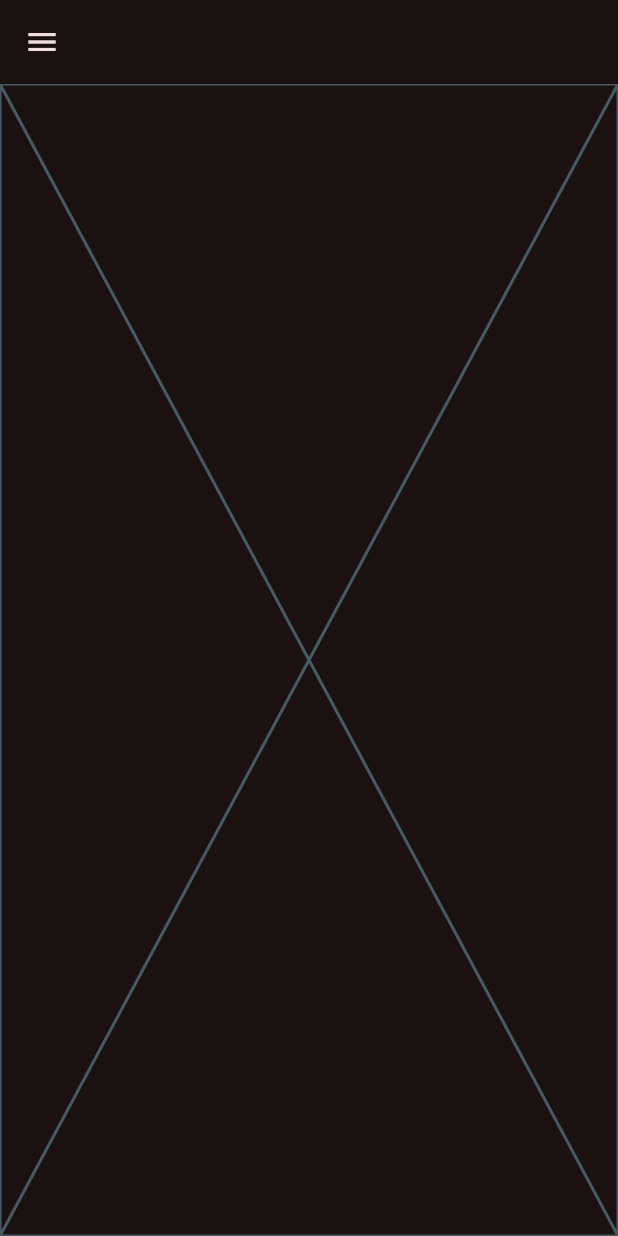
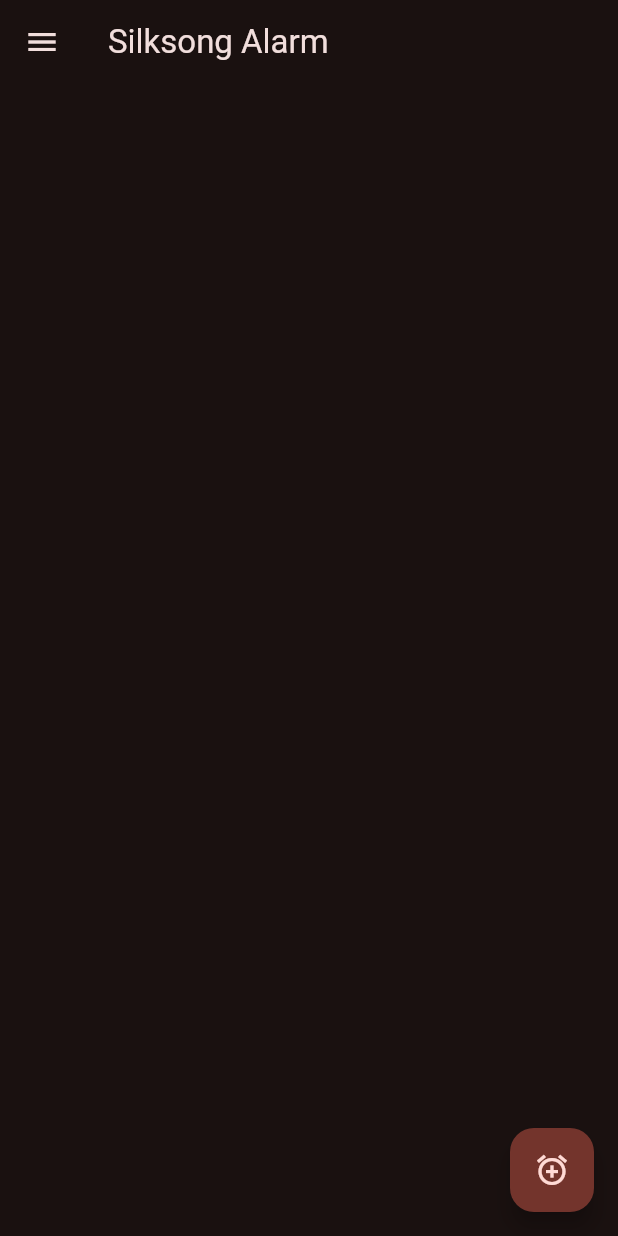
Before and after one commit to Crash285github/silksong_alarm, a Flutter app: the screen it shows after launch, on a phone screen of 412 x 824 dp. Run offline on Flutter 3.47's test engine with Material 3 defaults, Android fonts, the phone set to English and light mode, and no system bars; our stand-ins replace permission_handler; missing offline and left inert: alarm, auto_start_flutter, youtube_explode_dart; statements that could not run were skipped.

Commit message:
alarm setter sheet progress

```diff
--- a/lib/alarm_list.dart
+++ b/lib/alarm_list.dart
@@ -1,10 +1,20 @@
+import 'package:alarm/model/alarm_settings.dart';
 import 'package:flutter/material.dart';
 
 class AlarmList extends StatelessWidget {
-  const AlarmList({super.key});
+  final List<AlarmSettings> alarms;
+
+  const AlarmList({super.key, required this.alarms});
 
   @override
   Widget build(BuildContext context) {
-    return const Placeholder();
+    return ListView.builder(
+      itemCount: alarms.length,
+      itemBuilder: (context, index) => InkWell(
+        child: Card(
+          child: Text(alarms[index].notificationTitle),
+        ),
+      ),
+    );
   }
 }
--- a/lib/home_page.dart
+++ b/lib/home_page.dart
@@ -6,6 +6,7 @@ import 'package:flutter/material.dart';
 import 'package:silksong_alarm/alarm_list.dart';
 import 'package:silksong_alarm/permissions.dart';
 import 'package:silksong_alarm/ring_screen.dart';
+import 'package:silksong_alarm/set_alarm.dart';
 
 import 'settings.dart';
 
@@ -52,9 +53,12 @@ class _HomePageState extends State<HomePage> {
   @override
   Widget build(BuildContext context) {
     return Scaffold(
-      appBar: AppBar(),
-      body: const AlarmList(),
+      appBar: AppBar(
+        title: const Text("Silksong Alarm"),
+      ),
+      body: AlarmList(alarms: alarms),
       drawer: const Settings(),
+      floatingActionButton: const SetAlarmButton(),
     );
   }
 }
```
Also changed, not shown: lib/set_alarm.dart (added, +88 -0 lines).
